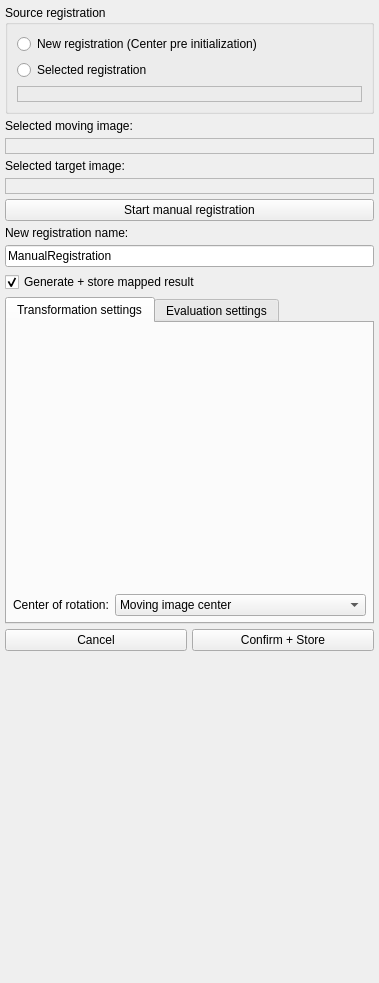
First picture: the form in Plugins/org.mitk.gui.qt.matchpoint.manipulator/src/internal/QmitkMatchPointRegistrationManipulator.ui, repository MITK/MITK, before the edit.
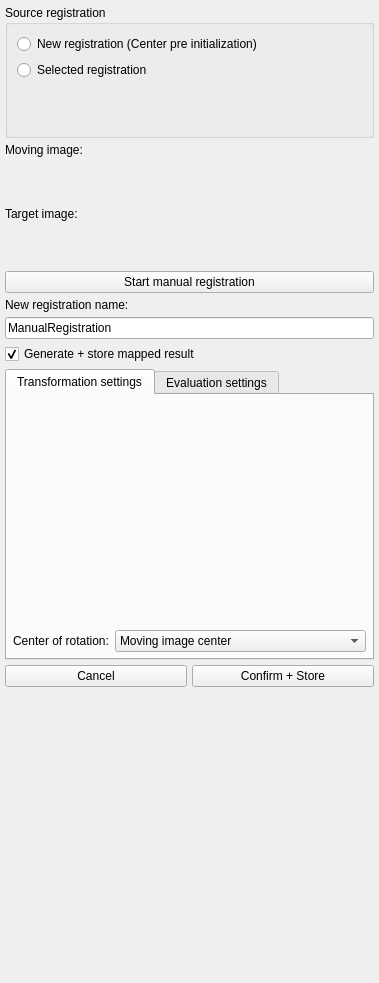
Second picture: the form after the edit. Custom widgets are drawn as their Qt base class.

Commit message:
Refactored MatchPoint Registration Evaluator
Additionally:
- optimized colors in Manipulator for dark style
- removed obsolete variables in evaluator

```diff
--- a/Plugins/org.mitk.gui.qt.matchpoint.manipulator/src/internal/QmitkMatchPointRegistrationManipulator.ui
+++ b/Plugins/org.mitk.gui.qt.matchpoint.manipulator/src/internal/QmitkMatchPointRegistrationManipulator.ui
@@ -53,78 +53,14 @@
        </widget>
       </item>
       <item>
-       <widget class="QLabel" name="lbRegistrationName">
-        <property name="sizePolicy">
-         <sizepolicy hsizetype="MinimumExpanding" vsizetype="Preferred">
-          <horstretch>0</horstretch>
-          <verstretch>0</verstretch>
-         </sizepolicy>
-        </property>
-        <property name="minimumSize">
-         <size>
-          <width>0</width>
-          <height>0</height>
-         </size>
-        </property>
-        <property name="palette">
-         <palette>
-          <active>
-           <colorrole role="Text">
-            <brush brushstyle="SolidPattern">
-             <color alpha="255">
-              <red>0</red>
-              <green>170</green>
-              <blue>0</blue>
-             </color>
-            </brush>
-           </colorrole>
-          </active>
-          <inactive>
-           <colorrole role="Text">
-            <brush brushstyle="SolidPattern">
-             <color alpha="255">
-              <red>0</red>
-              <green>170</green>
-              <blue>0</blue>
-             </color>
-            </brush>
-           </colorrole>
-          </inactive>
-          <disabled>
-           <colorrole role="Text">
-            <brush brushstyle="SolidPattern">
-             <color alpha="255">
-              <red>159</red>
-              <green>158</green>
-              <blue>158</blue>
-             </color>
-            </brush>
-           </colorrole>
-          </disabled>
-         </palette>
-        </property>
-        <property name="font">
-         <font>
-          <weight>75</weight>
-          <bold>true</bold>
-         </font>
-        </property>
-        <property name="toolTip">
-         <string>Registration that should be used to map the moving image...</string>
-        </property>
-        <property name="frameShape">
-         <enum>QFrame::StyledPanel</enum>
-        </property>
-        <property name="lineWidth">
-         <number>2</number>
-        </property>
-        <property name="midLineWidth">
-         <number>1</number>
-        </property>
-        <property name="text">
-         <string/>
-        </property>
-       </widget>
+        <widget class="QmitkSingleNodeSelectionWidget" name="registrationNodeSelector" native="true">
+          <property name="minimumSize">
+            <size>
+              <width>0</width>
+              <height>40</height>
+            </size>
+          </property>
+        </widget>
       </item>
      </layout>
     </widget>
@@ -132,158 +68,36 @@
    <item>
     <widget class="QLabel" name="label_5">
      <property name="text">
-      <string>Selected moving image:</string>
+      <string>Moving image:</string>
      </property>
     </widget>
    </item>
    <item>
-    <widget class="QLabel" name="lbMovingName">
-     <property name="sizePolicy">
-      <sizepolicy hsizetype="MinimumExpanding" vsizetype="Preferred">
-       <horstretch>0</horstretch>
-       <verstretch>0</verstretch>
-      </sizepolicy>
-     </property>
-     <property name="minimumSize">
-      <size>
-       <width>0</width>
-       <height>0</height>
-      </size>
-     </property>
-     <property name="palette">
-      <palette>
-       <active>
-        <colorrole role="Text">
-         <brush brushstyle="SolidPattern">
-          <color alpha="255">
-           <red>0</red>
-           <green>170</green>
-           <blue>0</blue>
-          </color>
-         </brush>
-        </colorrole>
-       </active>
-       <inactive>
-        <colorrole role="Text">
-         <brush brushstyle="SolidPattern">
-          <color alpha="255">
-           <red>0</red>
-           <green>170</green>
-           <blue>0</blue>
-          </color>
-         </brush>
-        </colorrole>
-       </inactive>
-       <disabled>
-        <colorrole role="Text">
-         <brush brushstyle="SolidPattern">
-          <color alpha="255">
-           <red>159</red>
-           <green>158</green>
-           <blue>158</blue>
-          </color>
-         </brush>
-        </colorrole>
-       </disabled>
-      </palette>
-     </property>
-     <property name="font">
-      <font>
-       <weight>75</weight>
-       <bold>true</bold>
-      </font>
-     </property>
-     <property name="toolTip">
-      <string>Moving image that should be mapped.</string>
-     </property>
-     <property name="frameShape">
-      <enum>QFrame::StyledPanel</enum>
-     </property>
-     <property name="lineWidth">
-      <number>2</number>
-     </property>
-     <property name="midLineWidth">
-      <number>1</number>
-     </property>
-     <property name="text">
-      <string/>
-     </property>
-    </widget>
+     <widget class="QmitkSingleNodeSelectionWidget" name="movingNodeSelector" native="true">
+       <property name="minimumSize">
+         <size>
+           <width>0</width>
+           <height>40</height>
+         </size>
+       </property>
+     </widget>
    </item>
    <item>
     <widget class="QLabel" name="label">
      <property name="text">
-      <string>Selected target image:</string>
+      <string>Target image:</string>
      </property>
     </widget>
    </item>
    <item>
-    <widget class="QLabel" name="lbTargetName">
-     <property name="sizePolicy">
-      <sizepolicy hsizetype="MinimumExpanding" vsizetype="Preferred">
-       <horstretch>0</horstretch>
-       <verstretch>0</verstretch>
-      </sizepolicy>
-     </property>
-     <property name="palette">
-      <palette>
-       <active>
-        <colorrole role="Text">
-         <brush brushstyle="SolidPattern">
-          <color alpha="255">
-           <red>0</red>
-           <green>170</green>
-           <blue>0</blue>
-          </color>
-         </brush>
-        </colorrole>
-       </active>
-       <inactive>
-        <colorrole role="Text">
-         <brush brushstyle="SolidPattern">
-          <color alpha="255">
-           <red>0</red>
-           <green>170</green>
-           <blue>0</blue>
-          </color>
-         </brush>
-        </colorrole>
-       </inactive>
-       <disabled>
-        <colorrole role="Text">
-         <brush brushstyle="SolidPattern">
-          <color alpha="255">
-           <red>159</red>
-           <green>158</green>
-           <blue>158</blue>
-          </color>
-         </brush>
-        </colorrole>
-       </disabled>
-      </palette>
-     </property>
-     <property name="font">
-      <font>
-       <weight>75</weight>
-       <bold>true</bold>
-      </font>
-     </property>
-     <property name="toolTip">
-      <string>Target image one wants to map onto.</string>
-     </property>
-     <property name="frameShape">
-      <enum>QFrame::StyledPanel</enum>
-     </property>
-     <property name="lineWidth">
-      <number>2</number>
-     </property>
-     <property name="midLineWidth">
-      <number>1</number>
-     </property>
-     <property name="text">
-      <string/>
-     </property>
-    </widget>
+     <widget class="QmitkSingleNodeSelectionWidget" name="targetNodeSelector" native="true">
+       <property name="minimumSize">
+         <size>
+           <width>0</width>
+           <height>40</height>
+         </size>
+       </property>
+     </widget>
    </item>
    <item>
     <widget class="QPushButton" name="pbStart">
@@ -470,6 +284,12 @@
    <header>QmitkRegistrationManipulationWidget.h</header>
    <container>1</container>
   </customwidget>
+   <customwidget>
+     <class>QmitkSingleNodeSelectionWidget</class>
+     <extends>QWidget</extends>
+     <header location="global">QmitkSingleNodeSelectionWidget.h</header>
+     <container>1</container>
+   </customwidget>   
  </customwidgets>
  <resources/>
  <connections/>
```
The commit also changes 5 other files.
